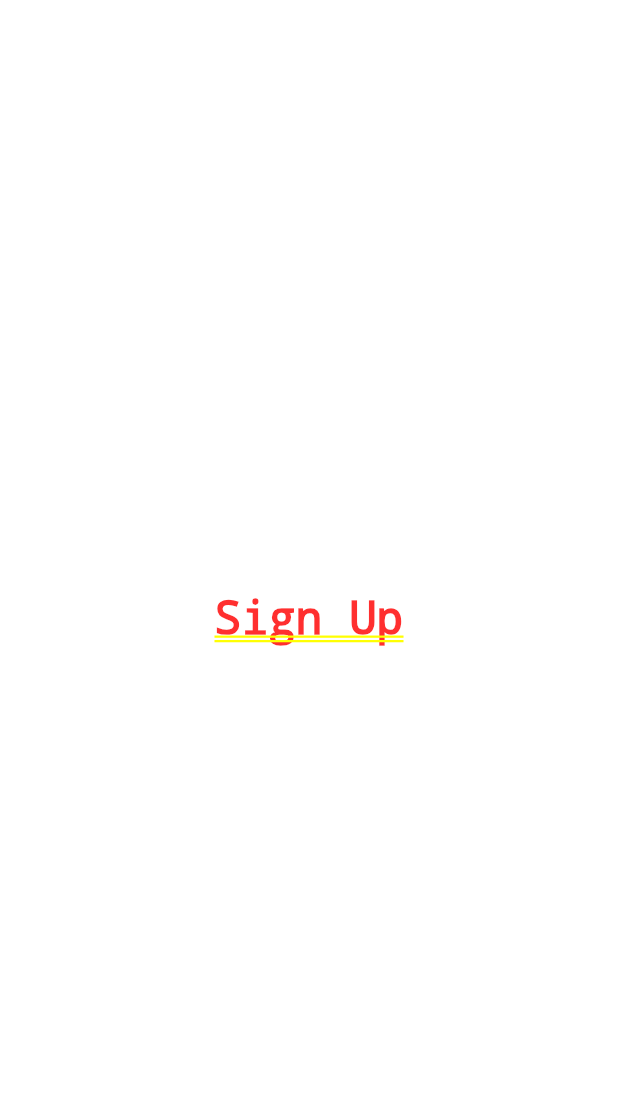
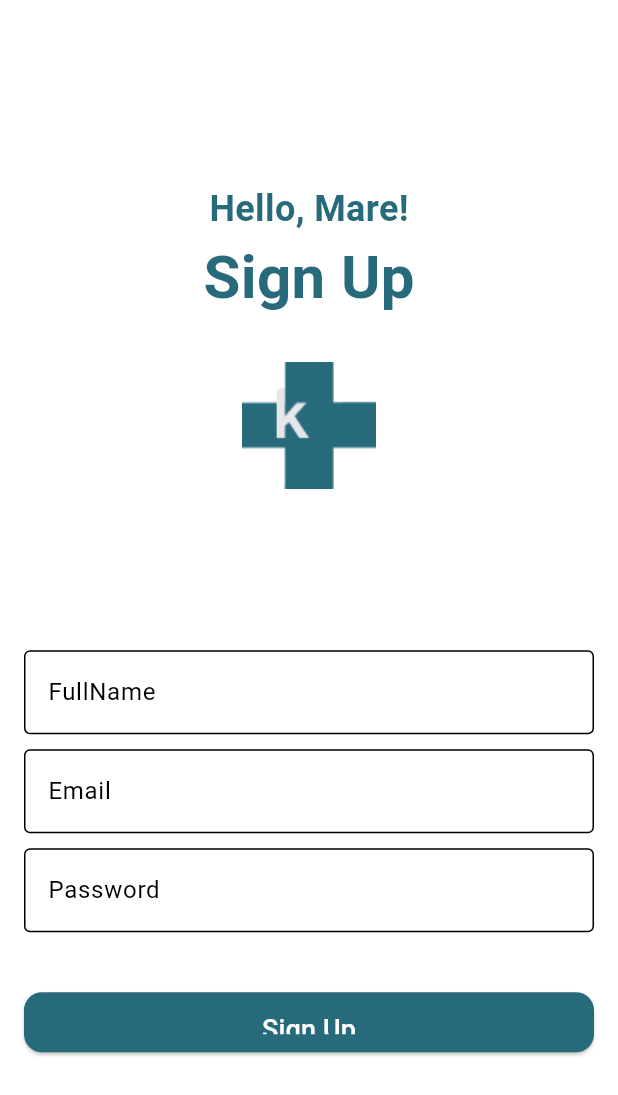
Before and after one commit to Errol13/KLK, a Flutter app: the screen it shows after launch, after a tap on "Sign Up", on a phone screen of 412 x 824 dp. Shown: the top 1095 px of the screen. Run offline on Flutter 3.47's test engine with Material 2 defaults, Android fonts, the phone set to English and light mode, and no system bars.

Commit message:
SignUp with contents

```diff
--- a/lib/features/signup_page.dart
+++ b/lib/features/signup_page.dart
@@ -1,16 +1,93 @@
 import 'package:flutter/material.dart';
+import 'splash_page.dart';
+
 
 class SignUpPage extends StatelessWidget{
   const SignUpPage({super.key});
 
   @override
   Widget build(BuildContext context) {
-   return const Center(
-    child: Text('Sign Up',
-    style:TextStyle(
-      fontSize: 30,
+   return  Scaffold(
+    body: Padding(
+       padding: EdgeInsets.all(16.0),
+        child: Column(
+          mainAxisAlignment: MainAxisAlignment.center,
+          crossAxisAlignment: CrossAxisAlignment.center,
+          children: [
+            Align(
+              alignment: Alignment.topCenter,
+              child: Column(
+                children: [
+                  Text(
+                    'Hello, Mare!',
+                    style: TextStyle(
+                      fontSize: 24,
+                      fontWeight: FontWeight.bold,
+                      color: Color(0xFF276A7B),
+                    ),
+                  ),
+                  Text(
+                    'Sign Up',
+                    style: TextStyle(
+                      fontSize: 40,
+                      fontWeight: FontWeight.bold,
+                      color: Color(0xFF276A7B),
+                    ),
+                  ),
+                ],
+              ),
+            ),
+            SizedBox(height:20),
+             SizedBox(
+              height: 100,
+              width: 100,
+              child: Center(
+                child: Image.asset(
+                  'assets/Logo.png',
+                  // fit: BoxFit.cover,
+                ),
+              ),
+            ),
+            SizedBox(height:100),
+             TextField(
+                decoration: InputDecoration(
+                  labelText: 'FullName',
+                  border: OutlineInputBorder(),
+                ),
+              ),
+              SizedBox(height:10),
+              TextField(
+                decoration: InputDecoration(
+                  labelText: 'Email',
+                  border: OutlineInputBorder(),
+                ),
+                keyboardType: TextInputType.emailAddress,
+              ),
+              SizedBox(height:10),
+              TextField(
+                decoration: InputDecoration(
+                  labelText: 'Password',
+                  border: OutlineInputBorder(),
+                ),
+                obscureText: true,
+              ),
+              SizedBox(height:40),
+              RegButton(
+              width: 400,
+              height: 40,
+              text: 'Sign Up',
+              textColor: Colors.white,
+              bgColor: const Color(0xFF276A7B),
+              onPressed: () {
+                Navigator.push(
+                  context,
+                  MaterialPageRoute(builder: (context) => SignUpPage()),
+                );},
+            ),
+          ],
     ),
-    ),
-    );
+   ),
+   )
+   ;
 }
 }
```
